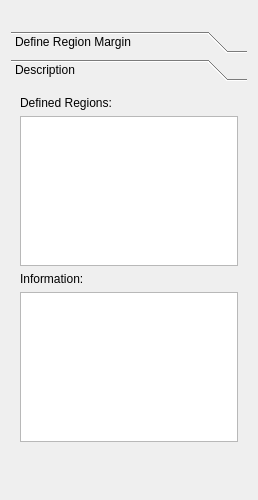
Old version of the form plugins/CountingRegion/CountingRegionPanel.ui in the repository FelixdelasPozas/EspINA.
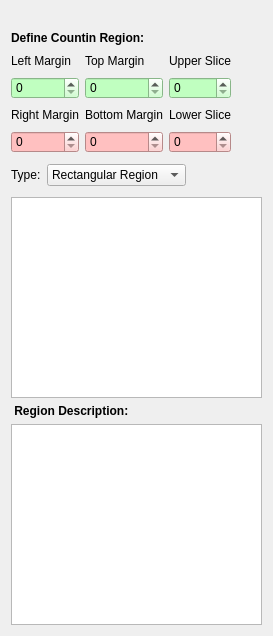
New version of the form. Icons and pictures are not drawn.

```diff
--- a/plugins/CountingRegion/CountingRegionPanel.ui
+++ b/plugins/CountingRegion/CountingRegionPanel.ui
@@ -7,7 +7,7 @@
     <x>0</x>
     <y>0</y>
     <width>258</width>
-    <height>500</height>
+    <height>636</height>
    </rect>
   </property>
   <property name="windowTitle">
@@ -34,23 +34,18 @@
     </widget>
    </item>
    <item>
-    <widget class="QToolBox" name="toolBox">
-     <property name="currentIndex">
-      <number>1</number>
+    <widget class="QLabel" name="label_10">
+     <property name="font">
+      <font>
+       <weight>75</weight>
+       <bold>true</bold>
+      </font>
      </property>
-     <widget class="QWidget" name="page">
-      <property name="geometry">
-       <rect>
-        <x>0</x>
-        <y>0</y>
-        <width>214</width>
-        <height>136</height>
-       </rect>
-      </property>
-      <attribute name="label">
-       <string>Define Region Margin</string>
-      </attribute>
-      <layout class="QVBoxLayout" name="verticalLayout_2">
+     <property name="text">
+      <string>Define Countin Region:</string>
+     </property>
+    </widget>
+   </item>
        <item>
         <layout class="QGridLayout" name="gridLayout">
          <item row="1" column="1">
@@ -140,22 +135,68 @@
            </property>
           </widget>
          </item>
+     <item row="3" column="4">
+      <spacer name="horizontalSpacer_2">
+       <property name="orientation">
+        <enum>Qt::Horizontal</enum>
+       </property>
+       <property name="sizeHint" stdset="0">
+        <size>
+         <width>40</width>
+         <height>20</height>
+        </size>
+       </property>
+      </spacer>
+     </item>
+     <item row="1" column="4">
+      <spacer name="horizontalSpacer_3">
+       <property name="orientation">
+        <enum>Qt::Horizontal</enum>
+       </property>
+       <property name="sizeHint" stdset="0">
+        <size>
+         <width>40</width>
+         <height>20</height>
+        </size>
+       </property>
+      </spacer>
+     </item>
+     <item row="4" column="4">
+      <spacer name="horizontalSpacer_4">
+       <property name="orientation">
+        <enum>Qt::Horizontal</enum>
+       </property>
+       <property name="sizeHint" stdset="0">
+        <size>
+         <width>40</width>
+         <height>20</height>
+        </size>
+       </property>
+      </spacer>
+     </item>
+     <item row="5" column="4">
+      <spacer name="horizontalSpacer_5">
+       <property name="orientation">
+        <enum>Qt::Horizontal</enum>
+       </property>
+       <property name="sizeHint" stdset="0">
+        <size>
+         <width>40</width>
+         <height>20</height>
+        </size>
+       </property>
+      </spacer>
+     </item>
         </layout>
        </item>
        <item>
         <layout class="QHBoxLayout" name="horizontalLayout">
          <item>
-          <spacer name="horizontalSpacer">
-           <property name="orientation">
-            <enum>Qt::Horizontal</enum>
-           </property>
-           <property name="sizeHint" stdset="0">
-            <size>
-             <width>40</width>
-             <height>20</height>
-            </size>
-           </property>
-          </spacer>
+      <widget class="QLabel" name="label_9">
+       <property name="text">
+        <string>Type:</string>
+       </property>
+      </widget>
          </item>
          <item>
           <widget class="QComboBox" name="regionType">
@@ -191,6 +232,9 @@
              <height>32</height>
             </size>
            </property>
+       <property name="toolTip">
+        <string>Create Counting Region</string>
+       </property>
            <property name="text">
             <string/>
            </property>
@@ -209,123 +253,80 @@
            </property>
           </widget>
          </item>
-        </layout>
+     <item>
+      <widget class="QPushButton" name="removeRegion">
+       <property name="enabled">
+        <bool>false</bool>
+       </property>
+       <property name="minimumSize">
+        <size>
+         <width>32</width>
+         <height>32</height>
+        </size>
+       </property>
+       <property name="maximumSize">
+        <size>
+         <width>32</width>
+         <height>32</height>
+        </size>
+       </property>
+       <property name="toolTip">
+        <string>Remove Selected Counting Region</string>
+       </property>
+       <property name="text">
+        <string/>
+       </property>
+       <property name="icon">
+        <iconset resource="rsc/CountingRegion.qrc">
+         <normaloff>:/espina/trash-full.svg</normaloff>:/espina/trash-full.svg</iconset>
+       </property>
+       <property name="iconSize">
+        <size>
+         <width>22</width>
+         <height>22</height>
+        </size>
+       </property>
+       <property name="flat">
+        <bool>true</bool>
+       </property>
+      </widget>
        </item>
        <item>
-        <spacer name="verticalSpacer">
+      <spacer name="horizontalSpacer">
          <property name="orientation">
-          <enum>Qt::Vertical</enum>
+        <enum>Qt::Horizontal</enum>
          </property>
          <property name="sizeHint" stdset="0">
           <size>
-           <width>20</width>
-           <height>40</height>
+         <width>40</width>
+         <height>20</height>
           </size>
          </property>
         </spacer>
        </item>
       </layout>
-     </widget>
-     <widget class="QWidget" name="page_2">
-      <property name="geometry">
-       <rect>
-        <x>0</x>
-        <y>0</y>
-        <width>240</width>
-        <height>238</height>
-       </rect>
-      </property>
-      <attribute name="label">
-       <string>Description</string>
-      </attribute>
-      <layout class="QVBoxLayout" name="verticalLayout_3">
-       <item>
-        <widget class="QLabel" name="label_8">
-         <property name="text">
-          <string>Defined Regions:</string>
-         </property>
-        </widget>
        </item>
        <item>
         <widget class="QTreeView" name="regionView"/>
        </item>
        <item>
         <widget class="QLabel" name="label_7">
+     <property name="font">
+      <font>
+       <weight>75</weight>
+       <bold>true</bold>
+      </font>
+     </property>
          <property name="text">
-          <string>Information:</string>
+      <string> Region Description:</string>
          </property>
         </widget>
        </item>
        <item>
         <widget class="QTextEdit" name="regionDescription"/>
        </item>
-       <item>
-        <layout class="QHBoxLayout" name="horizontalLayout_2">
-         <item>
-          <spacer name="horizontalSpacer_2">
-           <property name="orientation">
-            <enum>Qt::Horizontal</enum>
-           </property>
-           <property name="sizeHint" stdset="0">
-            <size>
-             <width>40</width>
-             <height>20</height>
-            </size>
-           </property>
-          </spacer>
-         </item>
-         <item>
-          <widget class="QPushButton" name="removeRegion">
-           <property name="enabled">
-            <bool>false</bool>
-           </property>
-           <property name="minimumSize">
-            <size>
-             <width>32</width>
-             <height>32</height>
-            </size>
-           </property>
-           <property name="maximumSize">
-            <size>
-             <width>32</width>
-             <height>32</height>
-            </size>
-           </property>
-           <property name="text">
-            <string/>
-           </property>
-           <property name="icon">
-            <iconset resource="rsc/CountingRegion.qrc">
-             <normaloff>:/espina/trash-full.svg</normaloff>:/espina/trash-full.svg</iconset>
-           </property>
-           <property name="iconSize">
-            <size>
-             <width>22</width>
-             <height>22</height>
-            </size>
-           </property>
-           <property name="flat">
-            <bool>true</bool>
-           </property>
-          </widget>
-         </item>
-        </layout>
-       </item>
-      </layout>
-     </widget>
-    </widget>
-   </item>
-  </layout>
- </widget>
- <tabstops>
-  <tabstop>leftMargin</tabstop>
-  <tabstop>rightMargin</tabstop>
-  <tabstop>upperSlice</tabstop>
-  <tabstop>topMargin</tabstop>
-  <tabstop>lowerSlice</tabstop>
-  <tabstop>bottomMargin</tabstop>
-  <tabstop>regionType</tabstop>
- </tabstops>
+  </layout>
+ </widget>
  <resources>
   <include location="rsc/CountingRegion.qrc"/>
  </resources>
```
Lines whose indentation alone changed are shown as unchanged.
